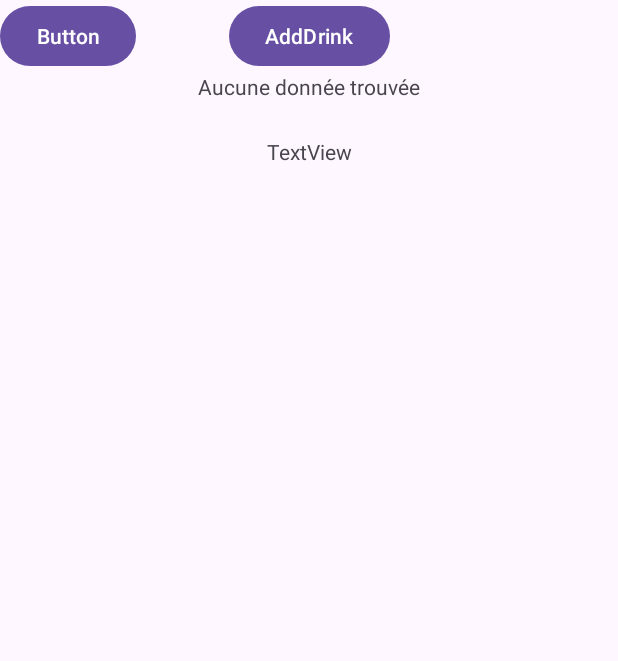
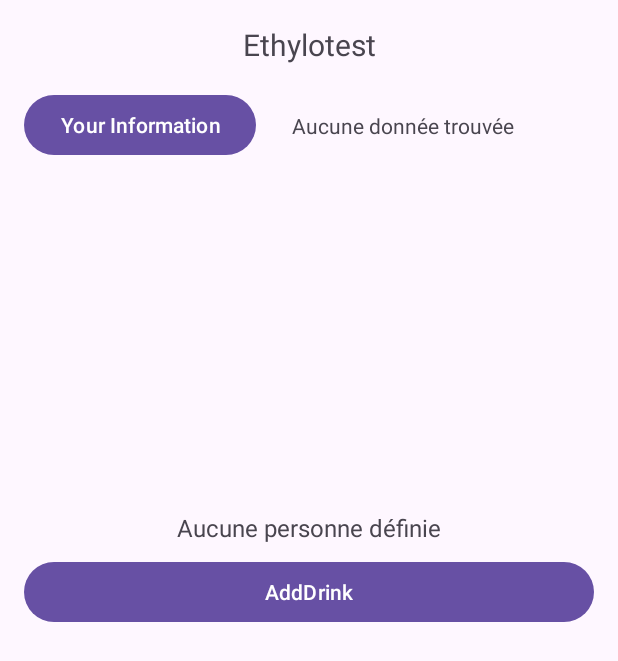
Before and after one commit to Freckyjules/Ethylotest, an Android app: the screen it shows after launch (MainActivity), on a phone screen of 412 x 824 dp. Shown: the top 661 px of the screen. Run offline under Robolectric (Android 15) with nearby library versions, the light colour scheme and no system bars.

Commit message:
le Taux est calculer en fonction du temps actuelle

```diff
--- a/app/src/main/java/com/example/ethylotest/Activity/MainActivity.java
+++ b/app/src/main/java/com/example/ethylotest/Activity/MainActivity.java
@@ -18,6 +18,8 @@
 import com.example.ethylotest.Logic.Person;
 import com.example.ethylotest.R;
 import com.example.ethylotest.Logic.Drinks;
+import com.example.ethylotest.Save.SaveDrinks;
+import com.example.ethylotest.Save.SavePerson;
 import com.google.gson.Gson;
 
 import java.util.ArrayList;
@@ -30,7 +32,7 @@
     private ListView beerListView;
 
     private TextView testText;
-    private TextView testText2;
+    private TextView tauxText;
 
     private SharedPreferences sharedPreferences;
 
@@ -39,6 +41,8 @@
     private ArrayList<String> beerList;
     private ArrayAdapter<String> adapter;
 
+    private SavePerson savePerson;
+    private SaveDrinks saveDrinks;
 
     @Override
     protected void onCreate(Bundle savedInstanceState) {
@@ -51,14 +55,19 @@
             return insets;
         });
 
-        // Initialiser les SharedPreferences
+        // Initialiser les SharedPreferences and Save classes
         sharedPreferences = getSharedPreferences("UserPreferences", MODE_PRIVATE);
+        savePerson = new SavePerson(sharedPreferences);
+        saveDrinks = new SaveDrinks(sharedPreferences);
 
         totalDrink = new Drinks();
 
         // Initialiser le TextView
         testText = findViewById(R.id.testText);
-        testText2 = findViewById(R.id.testText2);
+        tauxText = findViewById(R.id.TauxText);
+
+        // Mettre à jour le taux d'alcool
+        updateTauxText();
 
         // Initialiser le ListView
         beerList = new ArrayList<>();
@@ -78,30 +87,9 @@
             Intent intent = new Intent(this, AddDrinkActivity.class);
             startActivity(intent);
         });
-        /*beerButton.setOnClickListener(v -> {
-
-            Drink drink = new Drink();
-            drink.setVolume(25);
-            drink.setPercentageAlcohol(6.0);
-            drink.setDate(new java.util.Date());
-            drink.setName("Bière");
-
-            totalDrink.AddDrink(drink);
-
-            // Sauvegarder les données
-            SharedPreferences.Editor editor = sharedPreferences.edit();
-
-            Gson gson = new Gson();
-            String str = gson.toJson(totalDrink);
-            editor.putString("totalDrink", str);
-
-            editor.apply();
-
-            updateTotalDrinkDisplay();
-        });*/
     }
 
-    protected void updateTotalDrinkDisplay() {
+    private void updateTotalDrinkDisplay() {
         // Récupérer les données de TotalDrink
         Gson gson = new Gson();
         String totalDrinkStr = sharedPreferences.getString("totalDrink", "");
@@ -118,6 +106,18 @@
             }
             // Prévenir l’adaptateur que les données ont changé
             adapter.notifyDataSetChanged();
+        }
+    }
+
+    private void updateTauxText() {
+        // Calculer le taux d'alcool
+        if (savePerson.loadPerson() == null) {
+            tauxText.setText("Aucune personne définie");
+        } else if (saveDrinks.loadDrinks() == null) {
+            tauxText.setText("Aucune boisson définie");
+        } else {
+            double taux = saveDrinks.loadDrinks().getTotalAlcohol(savePerson.loadPerson());
+            tauxText.setText(String.valueOf(taux));
         }
     }
 
@@ -138,5 +138,6 @@
             testText.setText("Aucune donnée trouvée");
         }
         updateTotalDrinkDisplay();
+        updateTauxText();
     }
 }
--- a/app/src/main/res/layout/activity_add_drink.xml
+++ b/app/src/main/res/layout/activity_add_drink.xml
@@ -88,7 +88,7 @@
         android:layout_width="wrap_content"
         android:layout_height="wrap_content"
         android:layout_marginTop="32dp"
-        android:text="Whiskey"
+        android:text="@string/Whiskey"
         app:layout_constraintEnd_toStartOf="@+id/beerButton"
         app:layout_constraintStart_toStartOf="parent"
         app:layout_constraintTop_toBottomOf="@+id/textView5" />
@@ -98,7 +98,7 @@
         android:layout_width="wrap_content"
         android:layout_height="wrap_content"
         android:layout_marginTop="32dp"
-        android:text="Wine"
+        android:text="@string/Wine"
         app:layout_constraintEnd_toEndOf="parent"
         app:layout_constraintStart_toEndOf="@+id/beerButton"
         app:layout_constraintTop_toBottomOf="@+id/textView5" />
@@ -128,7 +128,7 @@
         android:layout_width="wrap_content"
         android:layout_height="wrap_content"
         android:layout_marginTop="32dp"
-        android:text="Beer"
+        android:text="@string/Beer"
         app:layout_constraintEnd_toEndOf="parent"
         app:layout_constraintStart_toStartOf="parent"
         app:layout_constraintTop_toBottomOf="@+id/textView5" />
--- a/app/src/main/res/layout/activity_main.xml
+++ b/app/src/main/res/layout/activity_main.xml
@@ -7,50 +7,64 @@
     android:layout_height="match_parent"
     tools:context=".Activity.MainActivity">
 
+    <TextView
+        android:id="@+id/textView7"
+        android:layout_width="wrap_content"
+        android:layout_height="wrap_content"
+        android:layout_marginTop="16dp"
+        android:text="Ethylotest"
+        android:textSize="20sp"
+        app:layout_constraintEnd_toEndOf="parent"
+        app:layout_constraintStart_toStartOf="parent"
+        app:layout_constraintTop_toTopOf="parent" />
+
     <Button
         android:id="@+id/editPerson"
         android:layout_width="wrap_content"
         android:layout_height="wrap_content"
-        android:text="Button"
+        android:layout_marginStart="16dp"
+        android:layout_marginTop="16dp"
+        android:text="Your Information"
         app:layout_constraintStart_toStartOf="parent"
-        app:layout_constraintTop_toTopOf="parent" />
+        app:layout_constraintTop_toBottomOf="@+id/textView7" />
 
     <TextView
         android:id="@+id/testText"
         android:layout_width="wrap_content"
         android:layout_height="wrap_content"
+        android:layout_marginStart="24dp"
         android:text="TextView"
-        app:layout_constraintBottom_toBottomOf="parent"
-        app:layout_constraintEnd_toEndOf="parent"
-        app:layout_constraintHorizontal_bias="0.501"
-        app:layout_constraintStart_toStartOf="parent"
-        app:layout_constraintTop_toBottomOf="@+id/addDrinkButton"
-        app:layout_constraintVertical_bias="0.0" />
+        app:layout_constraintBottom_toBottomOf="@+id/editPerson"
+        app:layout_constraintStart_toEndOf="@+id/editPerson"
+        app:layout_constraintTop_toTopOf="@+id/editPerson" />
 
     <TextView
-        android:id="@+id/testText2"
+        android:id="@+id/TauxText"
         android:layout_width="wrap_content"
         android:layout_height="wrap_content"
-        android:layout_marginTop="24dp"
-        android:text="TextView"
+        android:layout_marginBottom="8dp"
+        android:textSize="16sp"
+        app:layout_constraintBottom_toTopOf="@+id/addDrinkButton"
         app:layout_constraintEnd_toEndOf="parent"
-        app:layout_constraintStart_toStartOf="parent"
-        app:layout_constraintTop_toBottomOf="@+id/testText" />
+        app:layout_constraintStart_toStartOf="parent" />
 
     <Button
         android:id="@+id/addDrinkButton"
-        android:layout_width="wrap_content"
+        android:layout_width="0dp"
         android:layout_height="wrap_content"
+        android:layout_marginStart="16dp"
+        android:layout_marginEnd="16dp"
         android:text="AddDrink"
+        app:layout_constraintBottom_toTopOf="@+id/beerListView"
         app:layout_constraintEnd_toEndOf="parent"
-        app:layout_constraintStart_toStartOf="@+id/editPerson"
-        tools:layout_editor_absoluteY="14dp" />
+        app:layout_constraintStart_toStartOf="parent" />
 
     <ListView
         android:id="@+id/beerListView"
         android:layout_width="409dp"
-        android:layout_height="605dp"
+        android:layout_height="405dp"
         app:layout_constraintBottom_toBottomOf="parent"
         app:layout_constraintEnd_toEndOf="parent"
         app:layout_constraintStart_toStartOf="parent" />
+
 </androidx.constraintlayout.widget.ConstraintLayout>
--- a/app/src/main/res/values/strings.xml
+++ b/app/src/main/res/values/strings.xml
@@ -1,3 +1,6 @@
 <resources>
     <string name="app_name">Ethylotest</string>
+    <string name="Wine">Wine</string>
+    <string name="Beer">Beer</string>
+    <string name="Whiskey">Whiskey</string>
 </resources>
```
Also changed, not shown: app/src/main/java/com/example/ethylotest/Activity/AddDrinkActivity.java (+5 -5 lines), app/src/main/java/com/example/ethylotest/Logic/Drinks.java (+39 -0 lines), app/src/main/java/com/example/ethylotest/Logic/Person.java (+4 -5 lines), 1 other file.
